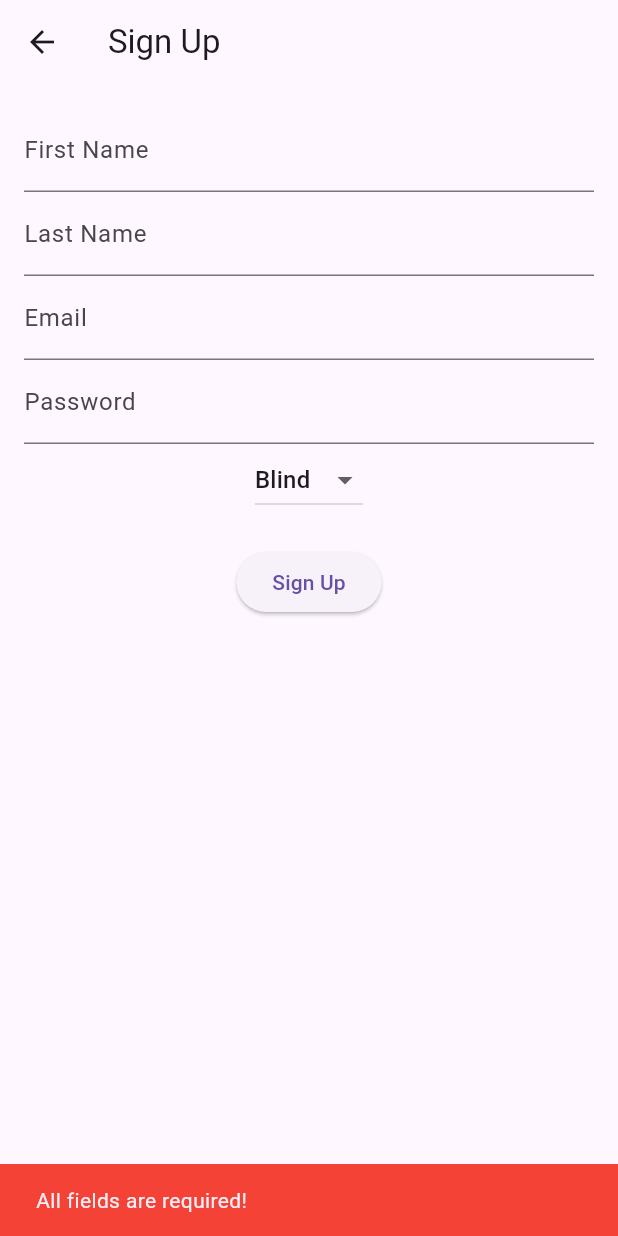
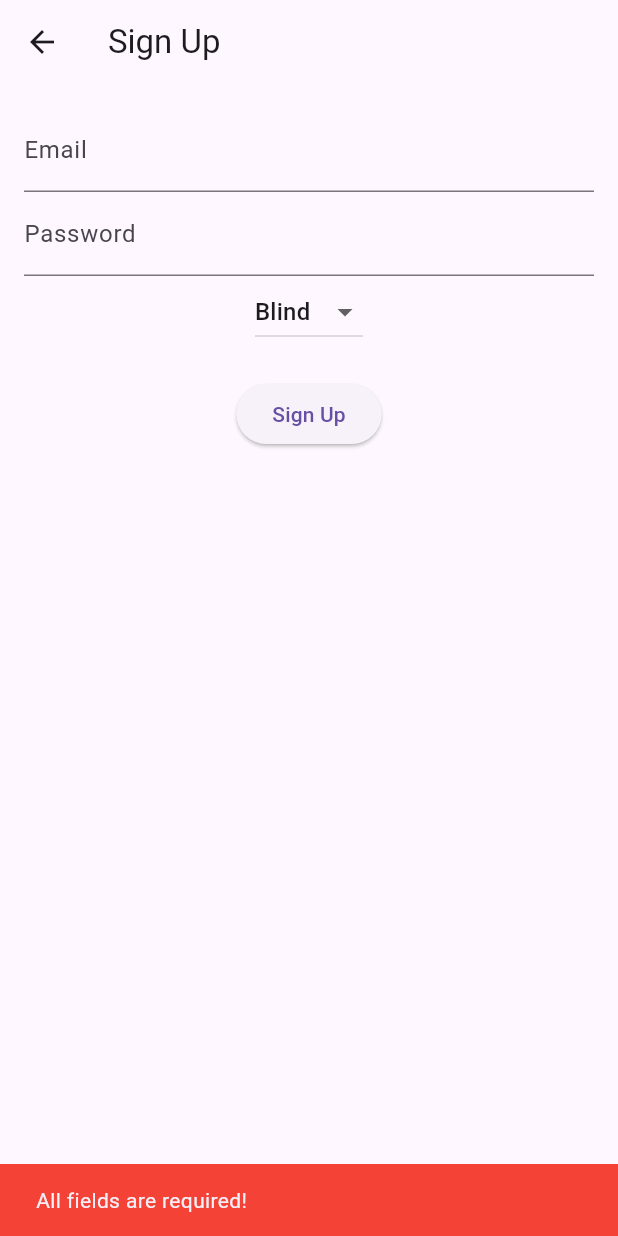
Before and after one commit to PatilAntariksh/Mind-For-The-Blind, a Flutter app: the SignUpPage screen opened by its route, after a tap on "Sign Up", on a phone screen of 412 x 824 dp. Run offline on Flutter 3.47's test engine with Material 3 defaults, Android fonts, the phone set to English and light mode, and no system bars; our stand-ins replace cloud_firestore, firebase_auth, firebase_core; accounts and stored records are empty.

Commit message:
for git actions

```diff
--- a/lib/screens/signup_page.dart
+++ b/lib/screens/signup_page.dart
@@ -3,11 +3,13 @@ import 'package:firebase_auth/firebase_auth.dart';
 import 'package:cloud_firestore/cloud_firestore.dart';
 
 class SignUpPage extends StatefulWidget {
+  const SignUpPage({Key? key}) : super(key: key);
+
   @override
-  _SignUpPageState createState() => _SignUpPageState();
+  SignUpPageState createState() => SignUpPageState();
 }
 
-class _SignUpPageState extends State<SignUpPage> {
+class SignUpPageState extends State<SignUpPage> {
   final FirebaseAuth _auth = FirebaseAuth.instance;
   final FirebaseFirestore _firestore = FirebaseFirestore.instance;
 
@@ -20,12 +22,10 @@ class _SignUpPageState extends State<SignUpPage> {
   bool isLoading = false;
 
   Future<void> _registerUser() async {
-    String firstName = firstNameController.text.trim();
-    String lastName = lastNameController.text.trim();
     String email = emailController.text.trim();
     String password = passwordController.text.trim();
 
-    if (firstName.isEmpty || lastName.isEmpty || email.isEmpty || password.isEmpty) {
+    if (email.isEmpty || password.isEmpty) {
       _showMessage("All fields are required!", Colors.red);
       return;
     }
@@ -41,32 +41,17 @@ class _SignUpPageState extends State<SignUpPage> {
       );
 
       await _firestore.collection("users").doc(userCredential.user!.uid).set({
-        "FirstName": firstName,
-        "LastName": lastName,
         "email": email,
-        "Password" : password,
+        "password": password,
         "userType": selectedUserType,
-        "CreatedAt": FieldValue.serverTimestamp(),
+        "createdAt": FieldValue.serverTimestamp(),
       });
 
+      if (!mounted) return;
       _showMessage("User Registered Successfully! Redirecting...", Colors.green);
-
-      // Redirect to WelcomePage after 5 seconds
-      Future.delayed(Duration(seconds: 5), () {
-        Navigator.pushReplacementNamed(context, '/login');
-      });
+      Navigator.pushReplacementNamed(context, '/login');
     } on FirebaseAuthException catch (e) {
-      String errorMessage = "Registration failed";
-      if (e.code == 'email-already-in-use') {
-        errorMessage = "This email is already in use!";
-      } else if (e.code == 'weak-password') {
-        errorMessage = "The password is too weak!";
-      } else if (e.code == 'invalid-email') {
-        errorMessage = "Invalid email format!";
-      }
-      _showMessage(errorMessage, Colors.red);
-    } catch (e) {
-      _showMessage("Error: ${e.toString()}", Colors.red);
+      _showMessage("Error: ${e.message}", Colors.red);
     }
 
     setState(() {
@@ -83,16 +68,13 @@ class _SignUpPageState extends State<SignUpPage> {
   @override
   Widget build(BuildContext context) {
     return Scaffold(
-      appBar: AppBar(title: Text("Sign Up")),
+      appBar: AppBar(title: const Text("Sign Up")),
       body: Padding(
-        padding: EdgeInsets.all(16.0),
+        padding: const EdgeInsets.all(16.0),
         child: Column(
           children: [
-            TextField(controller: firstNameController, decoration: InputDecoration(labelText: "First Name")),
-            TextField(controller: lastNameController, decoration: InputDecoration(labelText: "Last Name")),
-            TextField(controller: emailController, decoration: InputDecoration(labelText: "Email")),
-            TextField(controller: passwordController, decoration: InputDecoration(labelText: "Password"), obscureText: true),
-
+            TextField(controller: emailController, decoration: const InputDecoration(labelText: "Email")),
+            TextField(controller: passwordController, decoration: const InputDecoration(labelText: "Password"), obscureText: true),
             DropdownButton<String>(
               value: selectedUserType,
               items: ["Blind", "Helper"].map((String userType) {
@@ -104,14 +86,12 @@ class _SignUpPageState extends State<SignUpPage> {
                 });
               },
             ),
-
-            SizedBox(height: 20),
-
+            const SizedBox(height: 20),
             isLoading
-                ? CircularProgressIndicator()
+                ? const CircularProgressIndicator()
                 : ElevatedButton(
               onPressed: _registerUser,
-              child: Text("Sign Up"),
+              child: const Text("Sign Up"),
             ),
           ],
         ),
```
Also changed, not shown: lib/main.dart (+4 -3 lines), lib/screens/intro_page.dart (+11 -7 lines), lib/screens/welcome_page.dart (+8 -6 lines).
